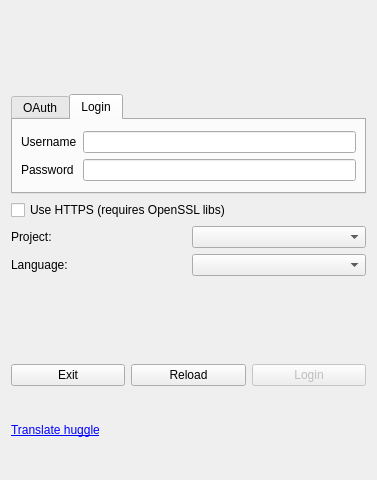
Before: the Qt Designer form huggle/login.ui in huggle/huggle3-qt-lx, drawn with Qt 5.
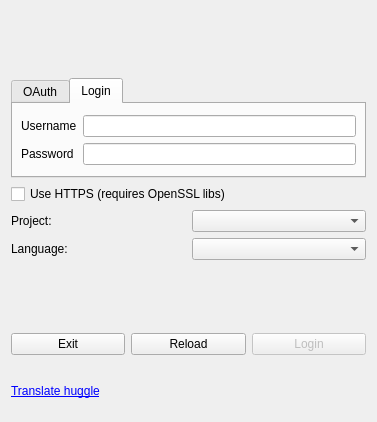
After: the same form once the commit is applied. Icons and pictures are not drawn.

The edit to the form file:
```diff
--- a/huggle/login.ui
+++ b/huggle/login.ui
@@ -7,7 +7,7 @@
     <x>0</x>
     <y>0</y>
     <width>377</width>
-    <height>480</height>
+    <height>422</height>
    </rect>
   </property>
   <property name="sizePolicy">
@@ -19,7 +19,7 @@
   <property name="minimumSize">
    <size>
     <width>300</width>
-    <height>480</height>
+    <height>400</height>
    </size>
   </property>
   <property name="maximumSize">
@@ -36,6 +36,12 @@
     <normaloff>:/huggle/pictures/Resources/huggle3_newlogo.ico</normaloff>:/huggle/pictures/Resources/huggle3_newlogo.ico</iconset>
   </property>
   <layout class="QVBoxLayout" name="verticalLayout">
+   <property name="spacing">
+    <number>6</number>
+   </property>
+   <property name="bottomMargin">
+    <number>0</number>
+   </property>
    <item>
     <widget class="QLabel" name="labelLogo">
      <property name="sizePolicy">
```
